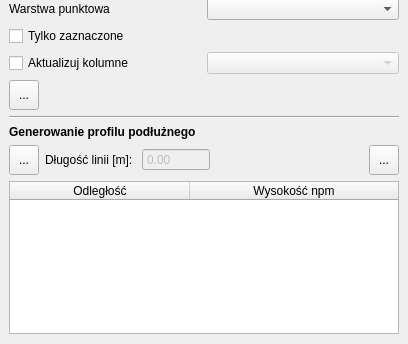
The window that gugik_nmt_plugin_dockwidget_base.ui (skowronskij/gugik-nmt-plugin) describes before a commit, drawn with Qt 5; both pictures show x 0 to 408 and y 183 to 527 of the 408 by 527 pixel window.
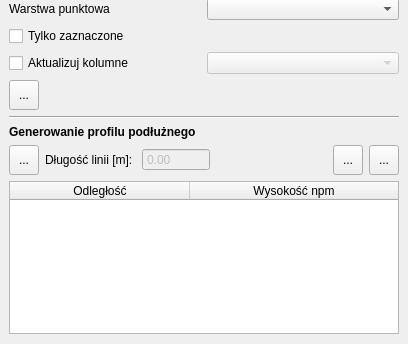
The same window after the commit. Custom widgets are drawn as their Qt base class.

Commit message: generowanie profilu

The edit to the form file:
```diff
--- a/gugik_nmt_plugin_dockwidget_base.ui
+++ b/gugik_nmt_plugin_dockwidget_base.ui
@@ -350,6 +350,31 @@
         </property>
        </spacer>
       </item>
+      <item>
+       <widget class="QToolButton" name="tbShowProfile">
+        <property name="minimumSize">
+         <size>
+          <width>30</width>
+          <height>30</height>
+         </size>
+        </property>
+        <property name="toolTip">
+         <string>&lt;html&gt;&lt;head/&gt;&lt;body&gt;&lt;p&gt;Pokaż profil&lt;/p&gt;&lt;/body&gt;&lt;/html&gt;</string>
+        </property>
+        <property name="text">
+         <string>...</string>
+        </property>
+        <property name="iconSize">
+         <size>
+          <width>24</width>
+          <height>24</height>
+         </size>
+        </property>
+        <property name="checkable">
+         <bool>false</bool>
+        </property>
+       </widget>
+      </item>
       <item>
        <widget class="QToolButton" name="tbExportCsv">
         <property name="minimumSize">
```
Left out of the diff: 9 changed lines with no effect on the pictures. The commit also changes 1 other file.
